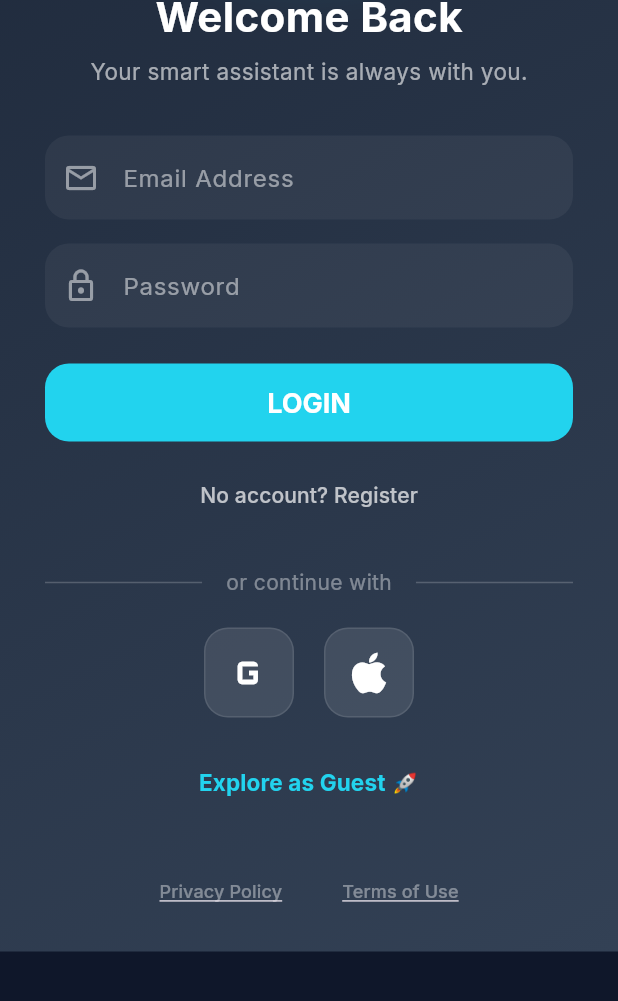
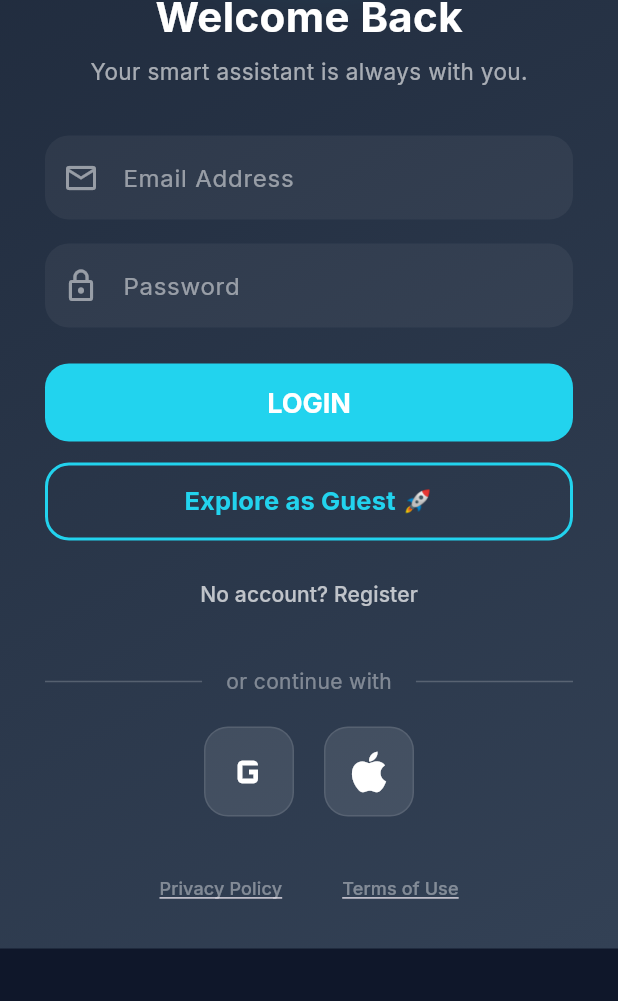
Before and after one commit to seyfullahejderha0-png/Parametra, a Flutter app: the screen it shows after launch, on a phone screen of 412 x 824 dp, the part 235-1236 px from its top. Run offline on Flutter 3.47's test engine with Material 3 defaults, Android fonts, the phone set to English and light mode, and no system bars; our stand-ins replace cloud_firestore, firebase_auth, firebase_core, firebase_storage, fl_chart, flutter_local_notifications and 12 more; missing offline and left inert: home_widget, onesignal_flutter, purchases_flutter; accounts and stored records are empty.

Commit message:
feat: Move guest mode button to primary form area with outlined design and bump version to 19

```diff
--- a/lib/features/auth/screens/login_screen.dart
+++ b/lib/features/auth/screens/login_screen.dart
@@ -171,6 +171,31 @@ class _LoginScreenState extends ConsumerState<LoginScreen> {
                     ),
                   ),
 
+                  const SizedBox(height: 14),
+
+                  // Guest Login Option (Prominent & Upper placement)
+                  SizedBox(
+                    width: double.infinity,
+                    height: 52,
+                    child: OutlinedButton(
+                      onPressed: _signInAnonymously,
+                      style: OutlinedButton.styleFrom(
+                        side: const BorderSide(color: AppColors.aiColor, width: 2),
+                        shape: RoundedRectangleBorder(borderRadius: BorderRadius.circular(16)),
+                      ),
+                      child: Text(
+                        Localizations.localeOf(context).languageCode == 'tr'
+                            ? 'Kayıt Olmadan Keşfet 🚀'
+                            : 'Explore as Guest 🚀',
+                        style: const TextStyle(
+                          color: AppColors.aiColor,
+                          fontSize: 17,
+                          fontWeight: FontWeight.bold,
+                        ),
+                      ),
+                    ),
+                  ),
+
                   const SizedBox(height: 12),
 
                   // Toggle Login/Signup
@@ -214,20 +239,6 @@ class _LoginScreenState extends ConsumerState<LoginScreen> {
                         onTap: _signInWithApple,
                       ),
                     ],
-                  ),
-                  const SizedBox(height: 20),
-                  TextButton(
-                    onPressed: _signInAnonymously,
-                    child: Text(
-                      Localizations.localeOf(context).languageCode == 'tr'
-                          ? 'Kayıt Olmadan Keşfet 🚀'
-                          : 'Explore as Guest 🚀',
-                      style: const TextStyle(
-                        color: AppColors.aiColor,
-                        fontSize: 15,
-                        fontWeight: FontWeight.bold,
-                      ),
-                    ),
                   ),
                   const SizedBox(height: 24),
                   Row(
--- a/pubspec.yaml
+++ b/pubspec.yaml
@@ -16,7 +16,7 @@ publish_to: 'none' # Remove this line if you wish to publish to pub.dev
 # https://developer.apple.com/library/archive/documentation/General/Reference/InfoPlistKeyReference/Articles/CoreFoundationKeys.html
 # In Windows, build-name is used as the major, minor, and patch parts
 # of the product and file versions while build-number is used as the build suffix.
-version: 1.0.0+18
+version: 1.0.0+19
 
 environment:
   sdk: ^3.10.0
```
